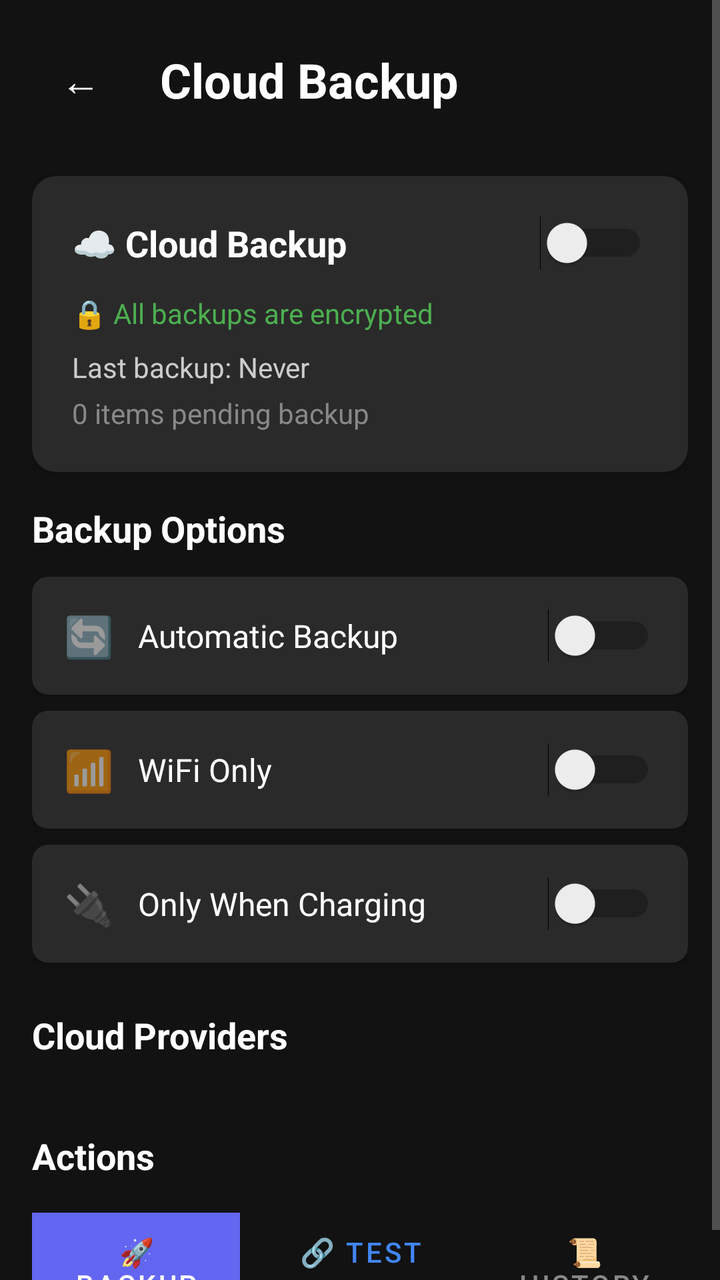
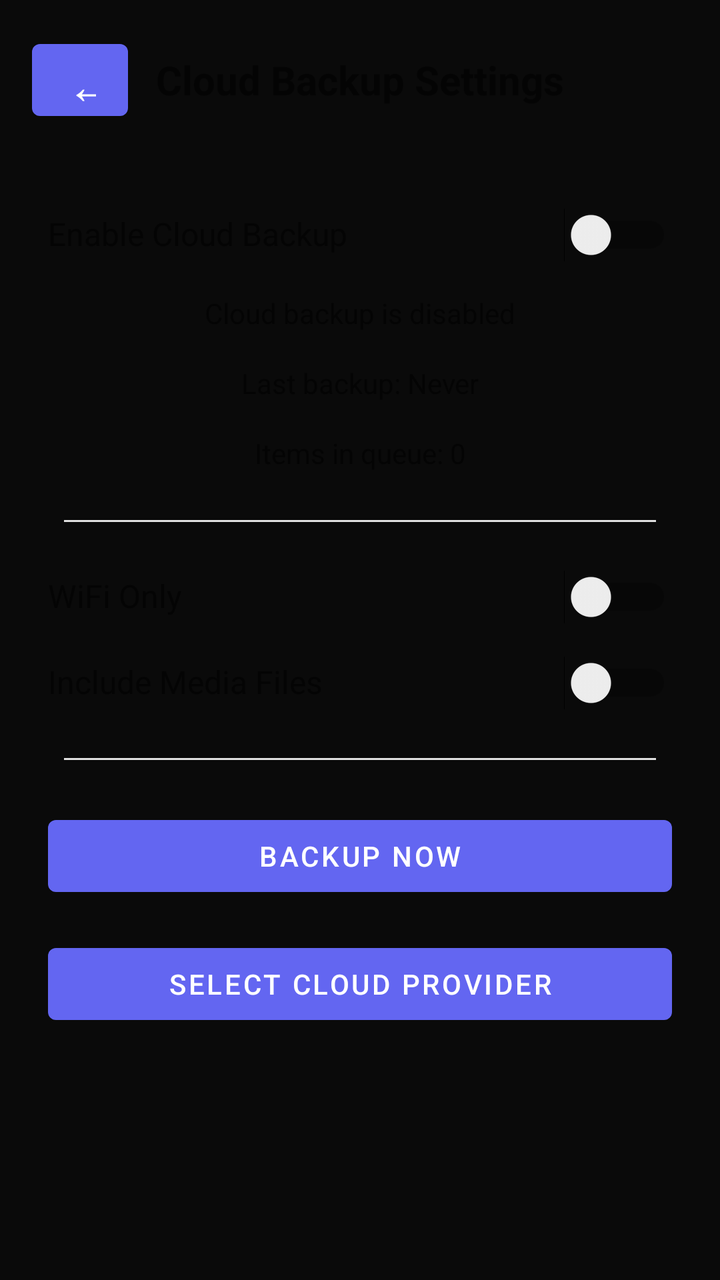

Compare the two renders of this Android layout. The source of the first and the diff that turns it into the second are given below.
<!-- AndroidManifest.xml: application theme Theme.Talita -->
<!-- res/layout/activity_cloud_backup_settings.xml -->
<ScrollView xmlns:android="http://schemas.android.com/apk/res/android"
    xmlns:app="http://schemas.android.com/apk/res-auto"
    android:layout_width="match_parent"
    android:layout_height="match_parent"
    android:background="#FF121212">

    <LinearLayout
        android:layout_width="match_parent"
        android:layout_height="wrap_content"
        android:orientation="vertical"
        android:padding="16dp">

        
        <LinearLayout
            android:layout_width="match_parent"
            android:layout_height="wrap_content"
            android:orientation="horizontal"
            android:gravity="center_vertical"
            android:layout_marginBottom="24dp">

            <Button
                android:id="@+id/back_button"
                android:layout_width="48dp"
                android:layout_height="48dp"
                android:text="←"
                android:textSize="20sp"
                android:background="?android:attr/selectableItemBackgroundBorderless"
                android:textColor="#FFFFFFFF" />

            <TextView
                android:layout_width="0dp"
                android:layout_height="wrap_content"
                android:layout_weight="1"
                android:text="Cloud Backup"
                android:textSize="24sp"
                android:textColor="#FFFFFFFF"
                android:textStyle="bold"
                android:layout_marginStart="16dp" />

        </LinearLayout>

        
        <androidx.cardview.widget.CardView
            android:layout_width="match_parent"
            android:layout_height="wrap_content"
            android:layout_marginBottom="16dp"
            app:cardBackgroundColor="#FF2A2A2A"
            app:cardCornerRadius="12dp"
            app:cardElevation="4dp">

            <LinearLayout
                android:layout_width="match_parent"
                android:layout_height="wrap_content"
                android:orientation="vertical"
                android:padding="20dp">

                <LinearLayout
                    android:layout_width="match_parent"
                    android:layout_height="wrap_content"
                    android:orientation="horizontal"
                    android:gravity="center_vertical"
                    android:layout_marginBottom="12dp">

                    <TextView
                        android:layout_width="0dp"
                        android:layout_height="wrap_content"
                        android:layout_weight="1"
                        android:text="☁️ Cloud Backup"
                        android:textSize="18sp"
                        android:textColor="#FFFFFF"
                        android:textStyle="bold" />

                    <Switch
                        android:id="@+id/switch_backup_enabled"
                        android:layout_width="wrap_content"
                        android:layout_height="wrap_content" />

                </LinearLayout>

                <TextView
                    android:id="@+id/backup_status_text"
                    android:layout_width="match_parent"
                    android:layout_height="wrap_content"
                    android:text="🔒 All backups are encrypted"
                    android:textSize="14sp"
                    android:textColor="#4CAF50"
                    android:layout_marginBottom="8dp" />

                <TextView
                    android:id="@+id/last_backup_text"
                    android:layout_width="match_parent"
                    android:layout_height="wrap_content"
                    android:text="Last backup: Never"
                    android:textSize="14sp"
                    android:textColor="#CCCCCC"
                    android:layout_marginBottom="4dp" />

                <TextView
                    android:id="@+id/pending_backups_text"
                    android:layout_width="match_parent"
                    android:layout_height="wrap_content"
                    android:text="0 items pending backup"
                    android:textSize="14sp"
                    android:textColor="#888888" />

            </LinearLayout>

        </androidx.cardview.widget.CardView>

        
        <TextView
            android:layout_width="match_parent"
            android:layout_height="wrap_content"
            android:text="Backup Options"
            android:textSize="18sp"
            android:textColor="#FFFFFF"
            android:textStyle="bold"
            android:layout_marginBottom="12dp" />

        
        <androidx.cardview.widget.CardView
            android:layout_width="match_parent"
            android:layout_height="wrap_content"
            android:layout_marginBottom="8dp"
            app:cardBackgroundColor="#FF2A2A2A"
            app:cardCornerRadius="8dp"
            app:cardElevation="2dp">

            <LinearLayout
                android:layout_width="match_parent"
                android:layout_height="wrap_content"
                android:orientation="horizontal"
                android:gravity="center_vertical"
                android:padding="16dp">

                <TextView
                    android:layout_width="wrap_content"
                    android:layout_height="wrap_content"
                    android:text="🔄"
                    android:textSize="20sp"
                    android:layout_marginEnd="12dp" />

                <TextView
                    android:layout_width="0dp"
                    android:layout_height="wrap_content"
                    android:layout_weight="1"
                    android:text="Automatic Backup"
                    android:textSize="16sp"
                    android:textColor="#FFFFFF" />

                <Switch
                    android:id="@+id/switch_auto_backup"
                    android:layout_width="wrap_content"
                    android:layout_height="wrap_content" />

            </LinearLayout>

        </androidx.cardview.widget.CardView>

        
        <androidx.cardview.widget.CardView
            android:layout_width="match_parent"
            android:layout_height="wrap_content"
            android:layout_marginBottom="8dp"
            app:cardBackgroundColor="#FF2A2A2A"
            app:cardCornerRadius="8dp"
            app:cardElevation="2dp">

            <LinearLayout
                android:layout_width="match_parent"
                android:layout_height="wrap_content"
                android:orientation="horizontal"
                android:gravity="center_vertical"
                android:padding="16dp">

                <TextView
                    android:layout_width="wrap_content"
                    android:layout_height="wrap_content"
                    android:text="📶"
                    android:textSize="20sp"
                    android:layout_marginEnd="12dp" />

                <TextView
                    android:layout_width="0dp"
                    android:layout_height="wrap_content"
                    android:layout_weight="1"
                    android:text="WiFi Only"
                    android:textSize="16sp"
                    android:textColor="#FFFFFF" />

                <Switch
                    android:id="@+id/switch_wifi_only"
                    android:layout_width="wrap_content"
                    android:layout_height="wrap_content" />

            </LinearLayout>

        </androidx.cardview.widget.CardView>

        
        <androidx.cardview.widget.CardView
            android:layout_width="match_parent"
            android:layout_height="wrap_content"
            android:layout_marginBottom="24dp"
            app:cardBackgroundColor="#FF2A2A2A"
            app:cardCornerRadius="8dp"
            app:cardElevation="2dp">

            <LinearLayout
                android:layout_width="match_parent"
                android:layout_height="wrap_content"
                android:orientation="horizontal"
                android:gravity="center_vertical"
                android:padding="16dp">

                <TextView
                    android:layout_width="wrap_content"
                    android:layout_height="wrap_content"
                    android:text="🔌"
                    android:textSize="20sp"
                    android:layout_marginEnd="12dp" />

                <TextView
                    android:layout_width="0dp"
                    android:layout_height="wrap_content"
                    android:layout_weight="1"
                    android:text="Only When Charging"
                    android:textSize="16sp"
                    android:textColor="#FFFFFF" />

                <Switch
                    android:id="@+id/switch_charging_only"
                    android:layout_width="wrap_content"
                    android:layout_height="wrap_content" />

            </LinearLayout>

        </androidx.cardview.widget.CardView>

        
        <TextView
            android:layout_width="match_parent"
            android:layout_height="wrap_content"
            android:text="Cloud Providers"
            android:textSize="18sp"
            android:textColor="#FFFFFF"
            android:textStyle="bold"
            android:layout_marginBottom="12dp" />

        <androidx.recyclerview.widget.RecyclerView
            android:id="@+id/providers_recycler"
            android:layout_width="match_parent"
            android:layout_height="wrap_content"
            android:layout_marginBottom="24dp" />

        
        <TextView
            android:layout_width="match_parent"
            android:layout_height="wrap_content"
            android:text="Actions"
            android:textSize="18sp"
            android:textColor="#FFFFFF"
            android:textStyle="bold"
            android:layout_marginBottom="12dp" />

        <LinearLayout
            android:layout_width="match_parent"
            android:layout_height="wrap_content"
            android:orientation="horizontal">

            <Button
                android:id="@+id/manual_backup_button"
                android:layout_width="0dp"
                android:layout_height="48dp"
                android:layout_weight="1"
                android:layout_marginEnd="4dp"
                android:text="🚀 Backup Now"
                android:textSize="14sp"
                android:background="#FF7B1FA2"
                android:textColor="#FFFFFF" />

            <Button
                android:id="@+id/test_connection_button"
                android:layout_width="0dp"
                android:layout_height="48dp"
                android:layout_weight="1"
                android:layout_marginStart="4dp"
                android:layout_marginEnd="4dp"
                android:text="🔗 Test"
                android:textSize="14sp"
                android:background="@android:color/transparent"
                android:textColor="#4285F4" />

            <Button
                android:id="@+id/backup_history_button"
                android:layout_width="0dp"
                android:layout_height="48dp"
                android:layout_weight="1"
                android:layout_marginStart="4dp"
                android:text="📜 History"
                android:textSize="14sp"
                android:background="@android:color/transparent"
                android:textColor="#888888" />

        </LinearLayout>

    </LinearLayout>

</ScrollView>
<!-- resources referenced by this layout -->
<resources>
  <style name="Theme.Talita" parent="Theme.MaterialComponents.DayNight.NoActionBar">
          
          <item name="colorPrimary">#6366F1</item>
          <item name="colorPrimaryVariant">#4C4EDB</item>
          <item name="colorOnPrimary">#FFFFFF</item>
          
          
          <item name="colorSecondary">#EC4899</item>
          <item name="colorSecondaryVariant">#DB2777</item>
          <item name="colorOnSecondary">#FFFFFF</item>
          
          
          <item name="android:colorBackground">#0A0A0A</item>
          <item name="colorSurface">#1A1A1A</item>
          <item name="colorError">#EF4444</item>
          
          
          <item name="android:statusBarColor">#0A0A0A</item>
          <item name="android:windowLightStatusBar">false</item>
          
          
          <item name="android:navigationBarColor">#111111</item>
          <item name="android:windowLightNavigationBar">false</item>
          
          
          <item name="android:textColorPrimary">#FAFAFA</item>
          <item name="android:textColorSecondary">#888888</item>
          
          
          <item name="android:windowBackground">#0A0A0A</item>
          
          
          <item name="android:windowDrawsSystemBarBackgrounds">true</item>
          <item name="android:fitsSystemWindows">false</item>
          
          
          <item name="materialCardViewStyle">@style/Widget.App.CardView</item>
          <item name="chipStyle">@style/Widget.App.Chip</item>
          <item name="floatingActionButtonStyle">@style/Widget.App.FloatingActionButton</item>
      </style>
  <style name="Widget.App.CardView" parent="Widget.MaterialComponents.CardView">
          <item name="cardBackgroundColor">#1A1A1A</item>
          <item name="cardCornerRadius">12dp</item>
          <item name="cardElevation">0dp</item>
          <item name="strokeWidth">0dp</item>
      </style>
  <style name="Widget.App.Chip" parent="Widget.MaterialComponents.Chip.Choice">
          <item name="chipBackgroundColor">@color/chip_background_color</item>
          <item name="chipStrokeColor">@android:color/transparent</item>
          <item name="chipStrokeWidth">0dp</item>
          <item name="chipCornerRadius">20dp</item>
          <item name="android:textColor">@color/chip_text_color</item>
          <item name="checkedIconVisible">false</item>
      </style>
  <style name="Widget.App.FloatingActionButton" parent="Widget.MaterialComponents.FloatingActionButton">
          <item name="backgroundTint">?attr/colorPrimary</item>
          <item name="tint">@android:color/white</item>
          <item name="rippleColor">@android:color/white</item>
      </style>
</resources>

<!-- the commit's change to res/layout/activity_cloud_backup_settings.xml (unified diff, before → after) -->
@@ -1,309 +1,168 @@
-<ScrollView xmlns:android="http://schemas.android.com/apk/res/android"
-    xmlns:app="http://schemas.android.com/apk/res-auto"
+<?xml version="1.0" encoding="utf-8"?>
+<LinearLayout xmlns:android="http://schemas.android.com/apk/res/android"
     android:layout_width="match_parent"
     android:layout_height="match_parent"
-    android:background="#FF121212">
+    android:orientation="vertical">
 
+    
     <LinearLayout
         android:layout_width="match_parent"
         android:layout_height="wrap_content"
-        android:orientation="vertical"
+        android:orientation="horizontal"
         android:padding="16dp">
 
-        
+        <Button
+            android:id="@+id/back_button"
+            android:layout_width="48dp"
+            android:layout_height="48dp"
+            android:text="←"
+            android:textSize="24sp" />
+
+        <TextView
+            android:layout_width="0dp"
+            android:layout_height="wrap_content"
+            android:layout_weight="1"
+            android:text="Cloud Backup Settings"
+            android:textSize="20sp"
+            android:textStyle="bold"
+            android:gravity="center"
+            android:layout_gravity="center_vertical" />
+
+        <View
+            android:layout_width="48dp"
+            android:layout_height="48dp" />
+
+    </LinearLayout>
+
+    <ScrollView
+        android:layout_width="match_parent"
+        android:layout_height="match_parent">
+
         <LinearLayout
             android:layout_width="match_parent"
             android:layout_height="wrap_content"
-            android:orientation="horizontal"
-            android:gravity="center_vertical"
-            android:layout_marginBottom="24dp">
+            android:orientation="vertical"
+            android:padding="16dp">
 
-            <Button
-                android:id="@+id/back_button"
-                android:layout_width="48dp"
-                android:layout_height="48dp"
-                android:text="←"
-                android:textSize="20sp"
-                android:background="?android:attr/selectableItemBackgroundBorderless"
-                android:textColor="#FFFFFFFF" />
-
-            <TextView
-                android:layout_width="0dp"
-                android:layout_height="wrap_content"
-                android:layout_weight="1"
-                android:text="Cloud Backup"
-                android:textSize="24sp"
-                android:textColor="#FFFFFFFF"
-                android:textStyle="bold"
-                android:layout_marginStart="16dp" />
-
-        </LinearLayout>
-
-        
-        <androidx.cardview.widget.CardView
-            android:layout_width="match_parent"
-            android:layout_height="wrap_content"
-            android:layout_marginBottom="16dp"
-            app:cardBackgroundColor="#FF2A2A2A"
-            app:cardCornerRadius="12dp"
-            app:cardElevation="4dp">
-
-            <LinearLayout
-                android:layout_width="match_parent"
-                android:layout_height="wrap_content"
-                android:orientation="vertical"
-                android:padding="20dp">
-
-                <LinearLayout
-                    android:layout_width="match_parent"
-                    android:layout_height="wrap_content"
-                    android:orientation="horizontal"
-                    android:gravity="center_vertical"
-                    android:layout_marginBottom="12dp">
-
-                    <TextView
-                        android:layout_width="0dp"
-                        android:layout_height="wrap_content"
-                        android:layout_weight="1"
-                        android:text="☁️ Cloud Backup"
-                        android:textSize="18sp"
-                        android:textColor="#FFFFFF"
-                        android:textStyle="bold" />
-
-                    <Switch
-                        android:id="@+id/switch_backup_enabled"
-                        android:layout_width="wrap_content"
-                        android:layout_height="wrap_content" />
-
-                </LinearLayout>
-
-                <TextView
-                    android:id="@+id/backup_status_text"
-                    android:layout_width="match_parent"
-                    android:layout_height="wrap_content"
-                    android:text="🔒 All backups are encrypted"
-                    android:textSize="14sp"
-                    android:textColor="#4CAF50"
-                    android:layout_marginBottom="8dp" />
-
-                <TextView
-                    android:id="@+id/last_backup_text"
-                    android:layout_width="match_parent"
-                    android:layout_height="wrap_content"
-                    android:text="Last backup: Never"
-                    android:textSize="14sp"
-                    android:textColor="#CCCCCC"
-                    android:layout_marginBottom="4dp" />
-
-                <TextView
-                    android:id="@+id/pending_backups_text"
-                    android:layout_width="match_parent"
-                    android:layout_height="wrap_content"
-                    android:text="0 items pending backup"
-                    android:textSize="14sp"
-                    android:textColor="#888888" />
-
-            </LinearLayout>
-
-        </androidx.cardview.widget.CardView>
-
-        
-        <TextView
-            android:layout_width="match_parent"
-            android:layout_height="wrap_content"
-            android:text="Backup Options"
-            android:textSize="18sp"
-            android:textColor="#FFFFFF"
-            android:textStyle="bold"
-            android:layout_marginBottom="12dp" />
-
-        
-        <androidx.cardview.widget.CardView
-            android:layout_width="match_parent"
-            android:layout_height="wrap_content"
-            android:layout_marginBottom="8dp"
-            app:cardBackgroundColor="#FF2A2A2A"
-            app:cardCornerRadius="8dp"
-            app:cardElevation="2dp">
-
+            
             <LinearLayout
                 android:layout_width="match_parent"
                 android:layout_height="wrap_content"
                 android:orientation="horizontal"
-                android:gravity="center_vertical"
-                android:padding="16dp">
-
-                <TextView
-                    android:layout_width="wrap_content"
-                    android:layout_height="wrap_content"
-                    android:text="🔄"
-                    android:textSize="20sp"
-                    android:layout_marginEnd="12dp" />
+                android:padding="8dp">
 
                 <TextView
                     android:layout_width="0dp"
                     android:layout_height="wrap_content"
                     android:layout_weight="1"
-                    android:text="Automatic Backup"
-                    android:textSize="16sp"
-                    android:textColor="#FFFFFF" />
+                    android:text="Enable Cloud Backup"
+                    android:textSize="16sp" />
 
                 <Switch
-                    android:id="@+id/switch_auto_backup"
+                    android:id="@+id/backup_switch"
                     android:layout_width="wrap_content"
                     android:layout_height="wrap_content" />
 
             </LinearLayout>
 
-        </androidx.cardview.widget.CardView>
+            
+            <TextView
+                android:id="@+id/backup_status_text"
+                android:layout_width="match_parent"
+                android:layout_height="wrap_content"
+                android:padding="8dp"
+                android:text="Cloud backup is disabled"
+                android:gravity="center" />
 
-        
-        <androidx.cardview.widget.CardView
-            android:layout_width="match_parent"
-            android:layout_height="wrap_content"
-            android:layout_marginBottom="8dp"
-            app:cardBackgroundColor="#FF2A2A2A"
-            app:cardCornerRadius="8dp"
-            app:cardElevation="2dp">
+            
+            <TextView
+                android:id="@+id/last_backup_text"
+                android:layout_width="match_parent"
+                android:layout_height="wrap_content"
+                android:padding="8dp"
+                android:text="Last backup: Never"
+                android:gravity="center" />
 
+            
+            <TextView
+                android:id="@+id/queue_size_text"
+                android:layout_width="match_parent"
+                android:layout_height="wrap_content"
+                android:padding="8dp"
+                android:text="Items in queue: 0"
+                android:gravity="center" />
+
+            <View
+                android:layout_width="match_parent"
+                android:layout_height="1dp"
+                android:layout_margin="16dp"
+                android:background="#E0E0E0" />
+
+            
             <LinearLayout
                 android:layout_width="match_parent"
                 android:layout_height="wrap_content"
                 android:orientation="horizontal"
-                android:gravity="center_vertical"
-                android:padding="16dp">
-
-                <TextView
-                    android:layout_width="wrap_content"
-                    android:layout_height="wrap_content"
-                    android:text="📶"
-                    android:textSize="20sp"
-                    android:layout_marginEnd="12dp" />
+                android:padding="8dp">
 
                 <TextView
                     android:layout_width="0dp"
                     android:layout_height="wrap_content"
                     android:layout_weight="1"
                     android:text="WiFi Only"
-                    android:textSize="16sp"
-                    android:textColor="#FFFFFF" />
+                    android:textSize="16sp" />
 
                 <Switch
-                    android:id="@+id/switch_wifi_only"
+                    android:id="@+id/wifi_only_switch"
                     android:layout_width="wrap_content"
                     android:layout_height="wrap_content" />
 
             </LinearLayout>
 
-        </androidx.cardview.widget.CardView>
-
-        
-        <androidx.cardview.widget.CardView
-            android:layout_width="match_parent"
-            android:layout_height="wrap_content"
-            android:layout_marginBottom="24dp"
-            app:cardBackgroundColor="#FF2A2A2A"
-            app:cardCornerRadius="8dp"
-            app:cardElevation="2dp">
-
+            
             <LinearLayout
                 android:layout_width="match_parent"
                 android:layout_height="wrap_content"
                 android:orientation="horizontal"
-                android:gravity="center_vertical"
-                android:padding="16dp">
-
-                <TextView
-                    android:layout_width="wrap_content"
-                    android:layout_height="wrap_content"
-                    android:text="🔌"
-                    android:textSize="20sp"
-                    android:layout_marginEnd="12dp" />
+                android:padding="8dp">
 
                 <TextView
                     android:layout_width="0dp"
                     android:layout_height="wrap_content"
                     android:layout_weight="1"
-                    android:text="Only When Charging"
-                    android:textSize="16sp"
-                    android:textColor="#FFFFFF" />
+                    android:text="Include Media Files"
+                    android:textSize="16sp" />
 
                 <Switch
-                    android:id="@+id/switch_charging_only"
+                    android:id="@+id/include_media_switch"
                     android:layout_width="wrap_content"
                     android:layout_height="wrap_content" />
 
             </LinearLayout>
 
-        </androidx.cardview.widget.CardView>
+            <View
+                android:layout_width="match_parent"
+                android:layout_height="1dp"
+                android:layout_margin="16dp"
+                android:background="#E0E0E0" />
 
-        
-        <TextView
-            android:layout_width="match_parent"
-            android:layout_height="wrap_content"
-            android:text="Cloud Providers"
-            android:textSize="18sp"
-            android:textColor="#FFFFFF"
-            android:textStyle="bold"
-            android:layout_marginBottom="12dp" />
-
-        <androidx.recyclerview.widget.RecyclerView
-            android:id="@+id/providers_recycler"
-            android:layout_width="match_parent"
-            android:layout_height="wrap_content"
-            android:layout_marginBottom="24dp" />
-
-        
-        <TextView
-            android:layout_width="match_parent"
-            android:layout_height="wrap_content"
-            android:text="Actions"
-            android:textSize="18sp"
-            android:textColor="#FFFFFF"
-            android:textStyle="bold"
-            android:layout_marginBottom="12dp" />
-
-        <LinearLayout
-            android:layout_width="match_parent"
-            android:layout_height="wrap_content"
-            android:orientation="horizontal">
+            
+            <Button
+                android:id="@+id/backup_now_button"
+                android:layout_width="match_parent"
+                android:layout_height="wrap_content"
+                android:layout_margin="8dp"
+                android:text="Backup Now" />
 
             <Button
-                android:id="@+id/manual_backup_button"
-                android:layout_width="0dp"
-                android:layout_height="48dp"
-                android:layout_weight="1"
-                android:layout_marginEnd="4dp"
-                android:text="🚀 Backup Now"
-                android:textSize="14sp"
-                android:background="#FF7B1FA2"
-                android:textColor="#FFFFFF" />
-
-            <Button
-                android:id="@+id/test_connection_button"
-                android:layout_width="0dp"
-                android:layout_height="48dp"
-                android:layout_weight="1"
-                android:layout_marginStart="4dp"
-                android:layout_marginEnd="4dp"
-                android:text="🔗 Test"
-                android:textSize="14sp"
-                android:background="@android:color/transparent"
-                android:textColor="#4285F4" />
-
-            <Button
-                android:id="@+id/backup_history_button"
-                android:layout_width="0dp"
-                android:layout_height="48dp"
-                android:layout_weight="1"
-                android:layout_marginStart="4dp"
-                android:text="📜 History"
-                android:textSize="14sp"
-                android:background="@android:color/transparent"
-                android:textColor="#888888" />
+                android:id="@+id/select_provider_button"
+                android:layout_width="match_parent"
+                android:layout_height="wrap_content"
+                android:layout_margin="8dp"
+                android:text="Select Cloud Provider" />
 
         </LinearLayout>
 
-    </LinearLayout>
+    </ScrollView>
 
-</ScrollView>
+</LinearLayout>
<!-- resource entries referenced after the edit -->
@@ -22,7 +22,7 @@
           
           
           <item name="android:navigationBarColor">#111111</item>
-          <item name="android:windowLightNavigationBar">false</item>
+          <item name="android:windowLightNavigationBar" tools:targetApi="27">false</item>
           
           
           <item name="android:textColorPrimary">#FAFAFA</item>
